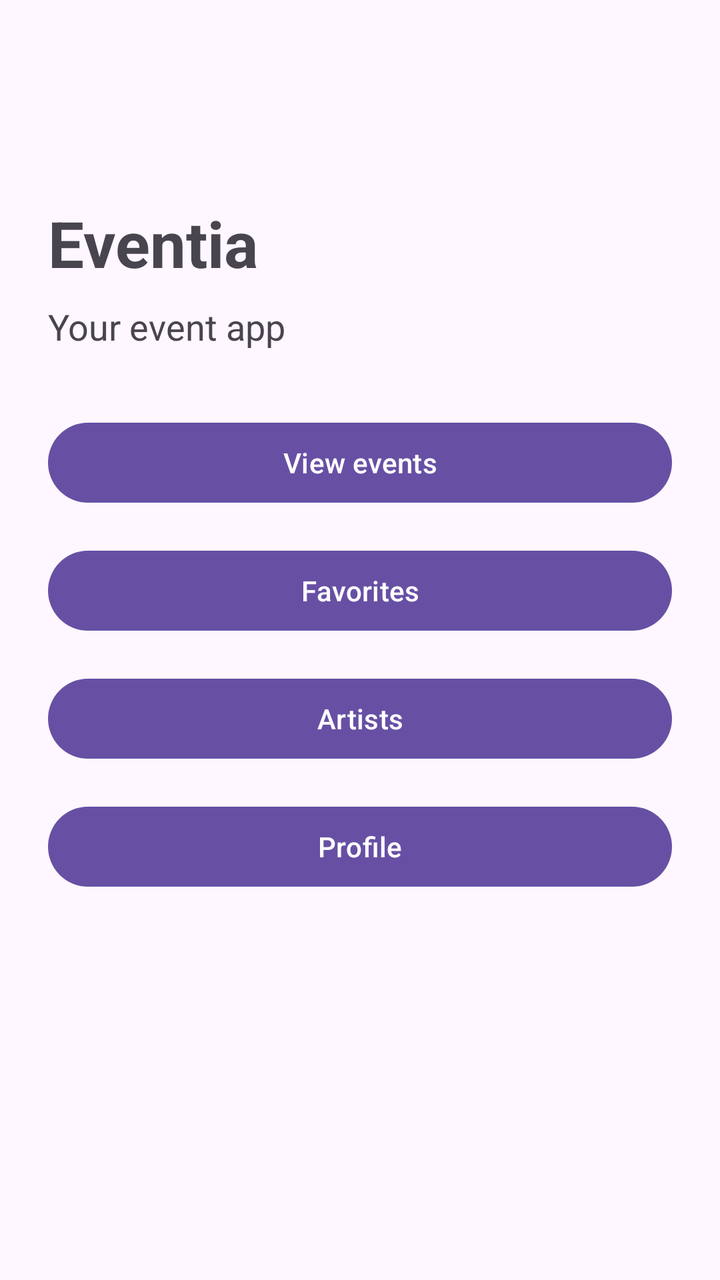
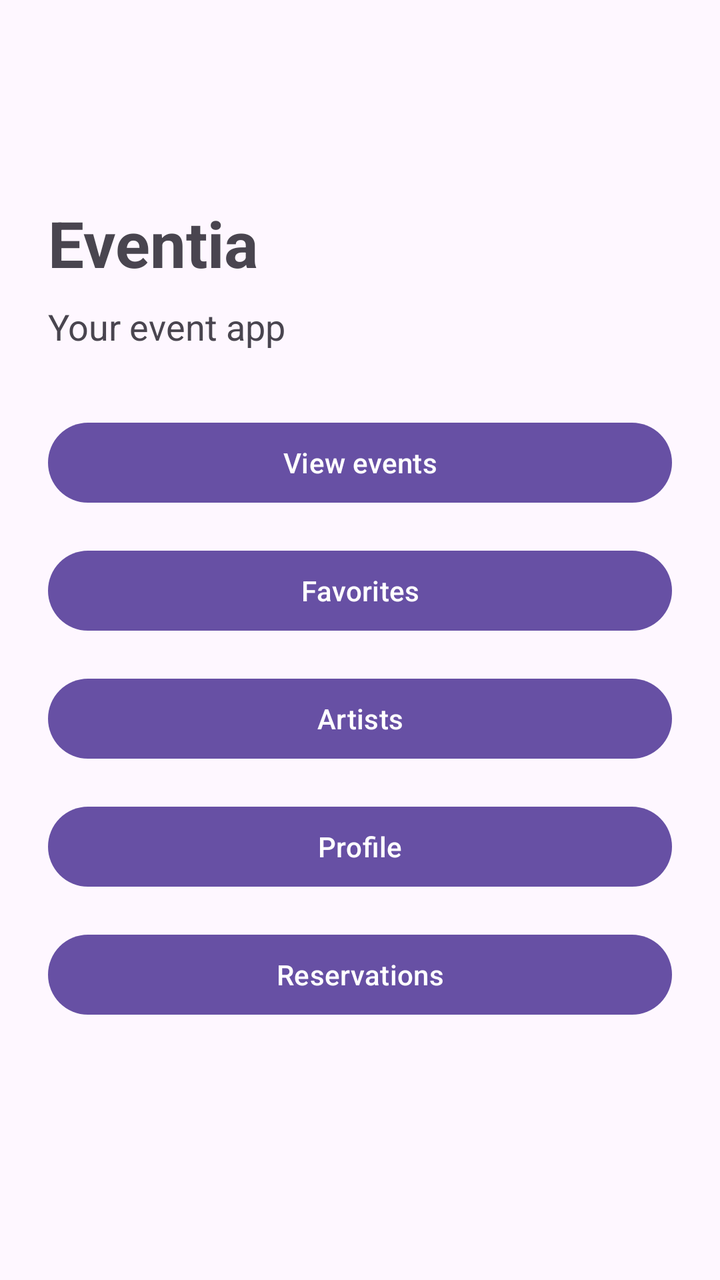

Two renders of the same Android screen: before a commit and after it. Below are the layout's source before the change and the commit's diff.
<!-- AndroidManifest.xml: application theme Theme.AppEventia -->
<!-- res/layout/activity_main.xml -->
<?xml version="1.0" encoding="utf-8"?>
<LinearLayout
    xmlns:android="http://schemas.android.com/apk/res/android"
    android:layout_width="match_parent"
    android:layout_height="match_parent"
    android:orientation="vertical"
    android:paddingTop="100dp"
    android:paddingBottom="24dp"
    android:paddingHorizontal="24dp">

    <TextView
        android:id="@+id/titleText"
        android:layout_width="wrap_content"
        android:layout_height="wrap_content"
        android:text="Eventia"
        android:textSize="32sp"
        android:textStyle="bold"
        android:layout_marginBottom="8dp"/>

    <TextView
        android:id="@+id/subtitleText"
        android:layout_width="wrap_content"
        android:layout_height="wrap_content"
        android:text="@string/main_subtitle"
        android:textSize="18sp"
        android:layout_marginBottom="32dp"/>

    <Button
        android:id="@+id/eventsButton"
        android:layout_width="match_parent"
        android:layout_height="wrap_content"
        android:text="@string/button_events"
        android:layout_marginBottom="16dp"/>

    <Button
        android:id="@+id/favoritesButton"
        android:layout_width="match_parent"
        android:layout_height="wrap_content"
        android:text="@string/button_favorites"
        android:layout_marginBottom="16dp"/>

    <Button
        android:id="@+id/artistsButton"
        android:layout_width="match_parent"
        android:layout_height="wrap_content"
        android:text="@string/button_artists"
        android:layout_marginBottom="16dp"/>

    <Button
        android:id="@+id/profileButton"
        android:layout_width="match_parent"
        android:layout_height="wrap_content"
        android:text="@string/button_profile"/>

</LinearLayout>
<!-- resources referenced by this layout -->
<resources>
  <string name="button_artists">Artists</string>
  <string name="button_events">View events</string>
  <string name="button_favorites">Favorites</string>
  <string name="button_profile">Profile</string>
  <string name="main_subtitle">Your event app</string>
  <style name="Theme.AppEventia" parent="Base.Theme.AppEventia" />
  <style name="Base.Theme.AppEventia" parent="Theme.Material3.DayNight">
          
          
      </style>
</resources>

<!-- the commit's change to res/layout/activity_main.xml (unified diff, before → after) -->
@@ -50,6 +50,14 @@
         android:id="@+id/profileButton"
         android:layout_width="match_parent"
         android:layout_height="wrap_content"
-        android:text="@string/button_profile"/>
+        android:text="@string/button_profile"
+        android:layout_marginBottom="16dp"/>
+
+    <Button
+        android:id="@+id/reservationsButton"
+        android:layout_width="match_parent"
+        android:layout_height="wrap_content"
+        android:text="@string/button_reservations"
+        android:layout_marginBottom="16dp"/>
 
 </LinearLayout>
<!-- resource entries referenced after the edit -->
@@ -4,6 +4,7 @@
   <string name="button_events">View events</string>
   <string name="button_favorites">Favorites</string>
   <string name="button_profile">Profile</string>
+  <string name="button_reservations">Reservations</string>
   <string name="main_subtitle">Your event app</string>
   <style name="Theme.AppEventia" parent="Base.Theme.AppEventia" />
   <style name="Base.Theme.AppEventia" parent="Theme.Material3.DayNight">
